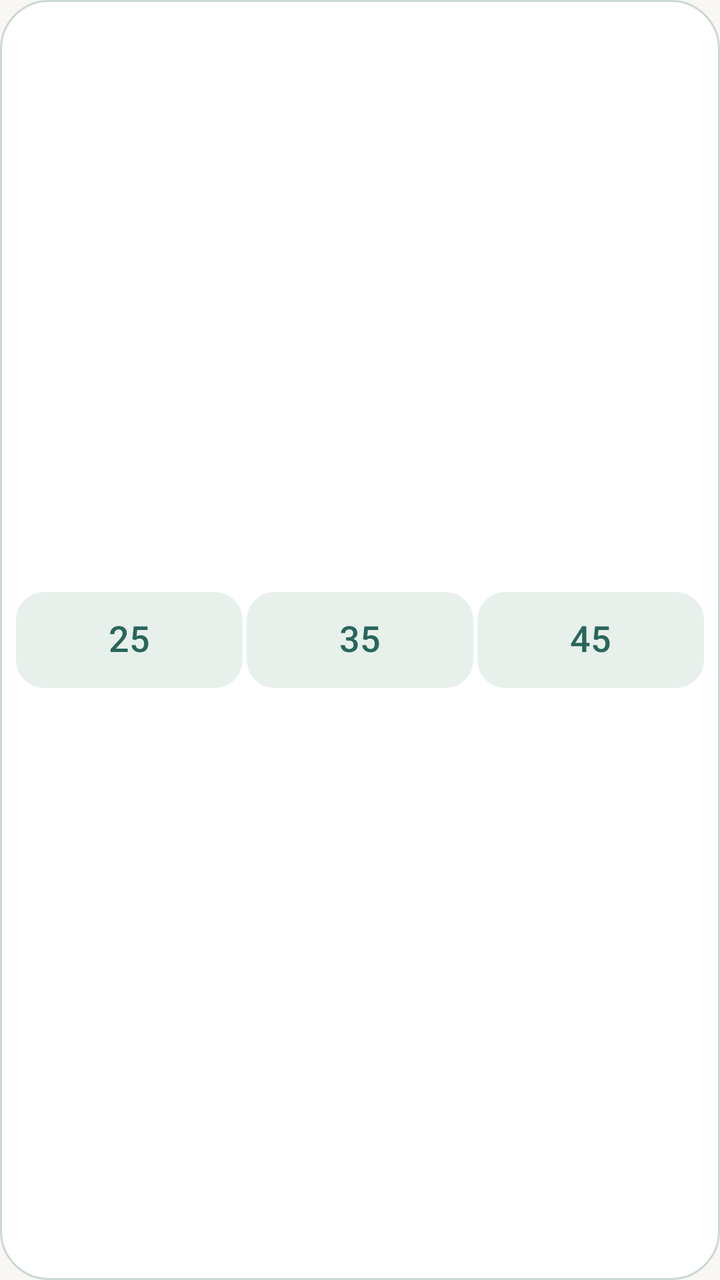
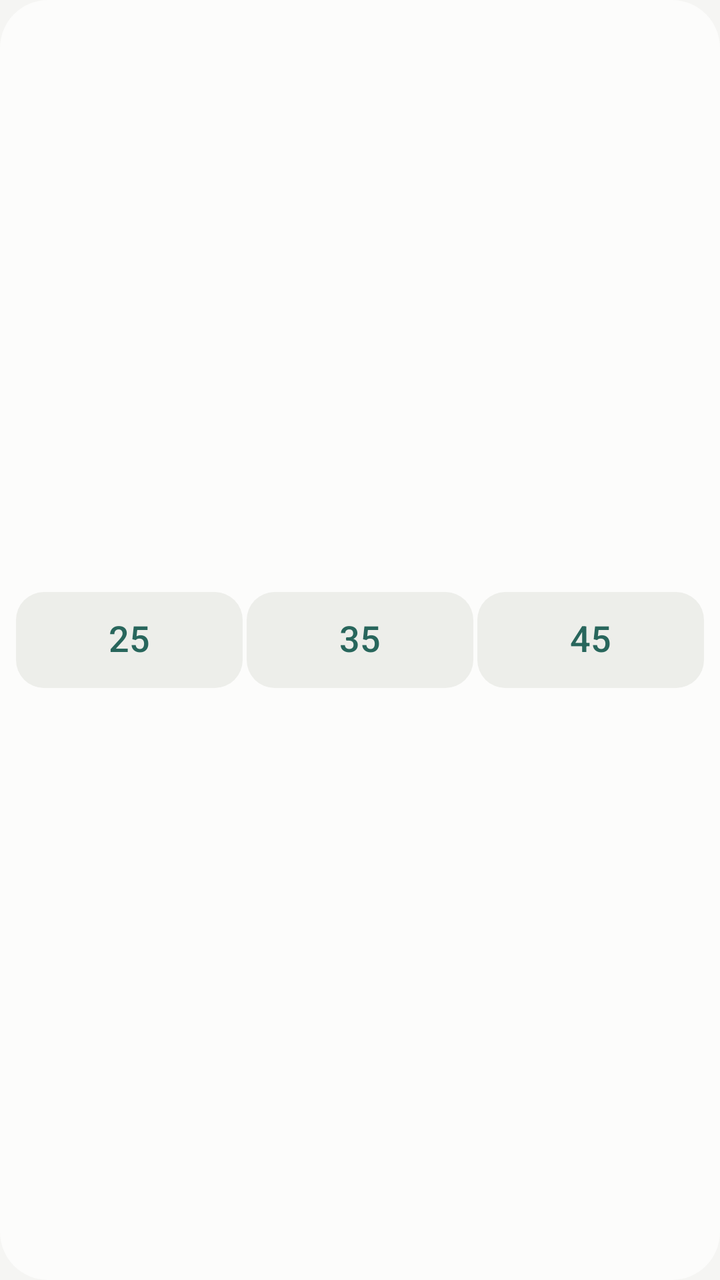

Two renders of the same Android screen: before a commit and after it. Below are the layout's source before the change and the commit's diff.
<!-- AndroidManifest.xml: application theme AppTheme -->
<!-- res/layout/widget_quick_light.xml -->
<FrameLayout xmlns:android="http://schemas.android.com/apk/res/android"
    android:id="@+id/widget_root" android:layout_width="match_parent" android:layout_height="match_parent"
    android:padding="8dp" android:background="@drawable/widget_background_light">
    <LinearLayout android:id="@+id/widget_quick_presets" android:layout_width="match_parent" android:layout_height="48dp"
        android:layout_gravity="center_vertical" android:orientation="horizontal">
        <Button android:id="@+id/widget_preset_25" android:layout_width="0dp" android:layout_height="match_parent" android:layout_weight="1"
            android:text="@string/quick_start_25" android:contentDescription="@string/quick_start_25_accessibility"
            android:textSize="18sp" android:textColor="@color/sb_light_accent" android:fontFamily="sans-serif-medium"
            android:background="@drawable/widget_secondary_background_light" android:textAllCaps="false" android:padding="2dp"
            android:minWidth="48dp" android:minHeight="48dp" android:maxLines="1" android:gravity="center"
            android:includeFontPadding="false" android:stateListAnimator="@null" />
        <Button android:id="@+id/widget_preset_35" android:layout_width="0dp" android:layout_height="match_parent" android:layout_weight="1" android:layout_marginStart="2dp"
            android:text="@string/quick_start_35" android:contentDescription="@string/quick_start_35_accessibility"
            android:textSize="18sp" android:textColor="@color/sb_light_accent" android:fontFamily="sans-serif-medium"
            android:background="@drawable/widget_secondary_background_light" android:textAllCaps="false" android:padding="2dp"
            android:minWidth="48dp" android:minHeight="48dp" android:maxLines="1" android:gravity="center"
            android:includeFontPadding="false" android:stateListAnimator="@null" />
        <Button android:id="@+id/widget_preset_45" android:layout_width="0dp" android:layout_height="match_parent" android:layout_weight="1" android:layout_marginStart="2dp"
            android:text="@string/quick_start_45" android:contentDescription="@string/quick_start_45_accessibility"
            android:textSize="18sp" android:textColor="@color/sb_light_accent" android:fontFamily="sans-serif-medium"
            android:background="@drawable/widget_secondary_background_light" android:textAllCaps="false" android:padding="2dp"
            android:minWidth="48dp" android:minHeight="48dp" android:maxLines="1" android:gravity="center"
            android:includeFontPadding="false" android:stateListAnimator="@null" />
    </LinearLayout>
    <LinearLayout android:id="@+id/widget_quick_active" android:layout_width="match_parent" android:layout_height="48dp"
        android:layout_gravity="center_vertical" android:orientation="horizontal" android:visibility="gone">
        <FrameLayout android:id="@+id/widget_time_area" android:layout_width="0dp" android:layout_height="match_parent" android:layout_weight="1"
            android:layout_marginEnd="4dp" android:contentDescription="@string/widget_time_description">
            <Chronometer android:id="@+id/widget_timer" android:layout_width="match_parent" android:layout_height="match_parent"
                android:gravity="center" android:textSize="27sp" android:textColor="@color/sb_light_text" android:fontFamily="sans-serif-medium"
                android:autoSizeTextType="uniform" android:autoSizeMinTextSize="18sp" android:autoSizeMaxTextSize="27sp" android:autoSizeStepGranularity="1sp"
                android:includeFontPadding="false" android:singleLine="true" android:visibility="gone" />
            <TextView android:id="@+id/widget_time_static" android:layout_width="match_parent" android:layout_height="match_parent"
                android:text="@string/quick_preview_time" android:gravity="center" android:textSize="27sp"
                android:textColor="@color/sb_light_text" android:fontFamily="sans-serif-medium" android:includeFontPadding="false" android:maxLines="1" android:scrollHorizontally="false"
                android:autoSizeTextType="uniform" android:autoSizeMinTextSize="14sp" android:autoSizeMaxTextSize="27sp" android:autoSizeStepGranularity="1sp" />
        </FrameLayout>
        <Button android:id="@+id/widget_primary" android:layout_width="60dp" android:layout_height="match_parent"
            android:text="@string/quick_pause" android:textSize="13sp" android:textColor="@color/sb_light_on_accent" android:fontFamily="sans-serif-medium"
            android:background="@drawable/widget_primary_background_light" android:textAllCaps="false" android:padding="4dp"
            android:minWidth="48dp" android:minHeight="48dp" android:maxLines="2" android:gravity="center"
            android:includeFontPadding="false" android:stateListAnimator="@null" />
    </LinearLayout>
    <Button android:id="@+id/widget_quick_setup" android:layout_width="match_parent" android:layout_height="48dp"
        android:layout_gravity="center_vertical" android:visibility="gone" android:text="@string/quick_setup"
        android:textSize="14sp" android:textColor="@color/sb_light_on_accent" android:fontFamily="sans-serif-medium"
        android:background="@drawable/widget_primary_background_light" android:textAllCaps="false" android:padding="4dp"
        android:minWidth="48dp" android:minHeight="48dp" android:maxLines="2" android:gravity="center"
        android:includeFontPadding="false" android:stateListAnimator="@null" />
</FrameLayout>
<!-- resources referenced by this layout -->
<resources>
  <color name="sb_light_accent">#28665C</color>
  <color name="sb_light_on_accent">#FFFFFF</color>
  <color name="sb_light_text">#202C28</color>
  <!-- drawable widget_background_light (drawable) -->
  <shape xmlns:android="http://schemas.android.com/apk/res/android" android:shape="rectangle">
      <solid android:color="@color/sb_light_surface" />
      <corners android:radius="24dp" />
      <stroke android:width="1dp" android:color="@color/sb_light_outline" />
  </shape>
  <!-- drawable widget_primary_background_light (drawable) -->
  <ripple xmlns:android="http://schemas.android.com/apk/res/android" android:color="@color/sb_light_ripple">
      <item><shape android:shape="rectangle"><solid android:color="@color/sb_light_accent" /><corners android:radius="14dp" /></shape></item>
  </ripple>
  <!-- drawable widget_secondary_background_light (drawable) -->
  <ripple xmlns:android="http://schemas.android.com/apk/res/android" android:color="@color/sb_light_ripple">
      <item><shape android:shape="rectangle"><solid android:color="@color/sb_light_control" /><corners android:radius="14dp" /></shape></item>
  </ripple>
  <string name="quick_pause">暂停</string>
  <string name="quick_preview_time">25:00</string>
  <string name="quick_setup">完成设置</string>
  <string name="quick_start_25">25</string>
  <string name="quick_start_25_accessibility">开始25分钟专注</string>
  <string name="quick_start_35">35</string>
  <string name="quick_start_35_accessibility">开始35分钟专注</string>
  <string name="quick_start_45">45</string>
  <string name="quick_start_45_accessibility">开始45分钟专注</string>
  <string name="widget_time_description">专注时间</string>
  <style name="AppTheme" parent="AppThemeBase" />
  <color name="sb_light_surface">#FFFFFF</color>
  <color name="sb_light_outline">#CBD9D0</color>
  <color name="sb_light_ripple">#C7DED3</color>
  <color name="sb_light_control">#E8F0EB</color>
  <style name="AppThemeBase" parent="android:style/Theme.Material.Light.NoActionBar">
      <item name="android:fontFamily">sans</item>
      <item name="android:colorAccent">@color/sb_accent</item>
      <item name="android:colorControlNormal">@color/sb_secondary</item>
      <item name="android:colorControlActivated">@color/sb_accent</item>
      <item name="android:colorControlHighlight">@color/sb_ripple</item>
      <item name="android:textColorPrimary">@color/sb_text</item>
      <item name="android:textColorSecondary">@color/sb_secondary</item>
      <item name="android:textColorHint">@color/sb_secondary</item>
      <item name="android:colorBackground">@color/sb_background</item>
      <item name="android:windowLightStatusBar">true</item>
      <item name="android:statusBarColor">@color/sb_background</item>
      <item name="android:navigationBarColor">@color/sb_background</item>
      <item name="android:windowBackground">@color/sb_background</item>
  </style>
  <color name="sb_accent">@color/sb_light_accent</color>
  <color name="sb_secondary">@color/sb_light_secondary</color>
  <color name="sb_ripple">@color/sb_light_ripple</color>
  <color name="sb_text">@color/sb_light_text</color>
  <color name="sb_background">@color/sb_light_background</color>
  <color name="sb_light_secondary">#626B66</color>
  <color name="sb_light_background">#F8F7F3</color>
</resources>

<!-- the commit's change to res/layout/widget_quick_light.xml (unified diff, before → after) -->
@@ -30,7 +30,7 @@
                 android:gravity="center" android:textSize="27sp" android:textColor="@color/sb_light_text" android:fontFamily="sans-serif-medium"
                 android:autoSizeTextType="uniform" android:autoSizeMinTextSize="18sp" android:autoSizeMaxTextSize="27sp" android:autoSizeStepGranularity="1sp"
                 android:includeFontPadding="false" android:singleLine="true" android:visibility="gone" />
-            <TextView android:id="@+id/widget_time_static" android:layout_width="match_parent" android:layout_height="match_parent"
+            <TextView android:id="@+id/widget_time_static" android:fontFeatureSettings="tnum" android:layout_width="match_parent" android:layout_height="match_parent"
                 android:text="@string/quick_preview_time" android:gravity="center" android:textSize="27sp"
                 android:textColor="@color/sb_light_text" android:fontFamily="sans-serif-medium" android:includeFontPadding="false" android:maxLines="1" android:scrollHorizontally="false"
                 android:autoSizeTextType="uniform" android:autoSizeMinTextSize="14sp" android:autoSizeMaxTextSize="27sp" android:autoSizeStepGranularity="1sp" />
<!-- resource entries referenced after the edit -->
@@ -2,12 +2,11 @@
 <resources>
   <color name="sb_light_accent">#28665C</color>
   <color name="sb_light_on_accent">#FFFFFF</color>
-  <color name="sb_light_text">#202C28</color>
+  <color name="sb_light_text">#252925</color>
   <!-- drawable widget_background_light (drawable) -->
   <shape xmlns:android="http://schemas.android.com/apk/res/android" android:shape="rectangle">
       <solid android:color="@color/sb_light_surface" />
       <corners android:radius="24dp" />
-      <stroke android:width="1dp" android:color="@color/sb_light_outline" />
   </shape>
   <!-- drawable widget_primary_background_light (drawable) -->
   <ripple xmlns:android="http://schemas.android.com/apk/res/android" android:color="@color/sb_light_ripple">
@@ -28,10 +27,9 @@
   <string name="quick_start_45_accessibility">开始45分钟专注</string>
   <string name="widget_time_description">专注时间</string>
   <style name="AppTheme" parent="AppThemeBase" />
-  <color name="sb_light_surface">#FFFFFF</color>
-  <color name="sb_light_outline">#CBD9D0</color>
+  <color name="sb_light_surface">#FCFCFB</color>
   <color name="sb_light_ripple">#C7DED3</color>
-  <color name="sb_light_control">#E8F0EB</color>
+  <color name="sb_light_control">#EDEEEA</color>
   <style name="AppThemeBase" parent="android:style/Theme.Material.Light.NoActionBar">
       <item name="android:fontFamily">sans</item>
       <item name="android:colorAccent">@color/sb_accent</item>
@@ -52,7 +50,7 @@
   <color name="sb_ripple">@color/sb_light_ripple</color>
   <color name="sb_text">@color/sb_light_text</color>
   <color name="sb_background">@color/sb_light_background</color>
-  <color name="sb_light_secondary">#626B66</color>
-  <color name="sb_light_background">#F8F7F3</color>
+  <color name="sb_light_secondary">#626860</color>
+  <color name="sb_light_background">#F5F5F3</color>
 </resources>
 
